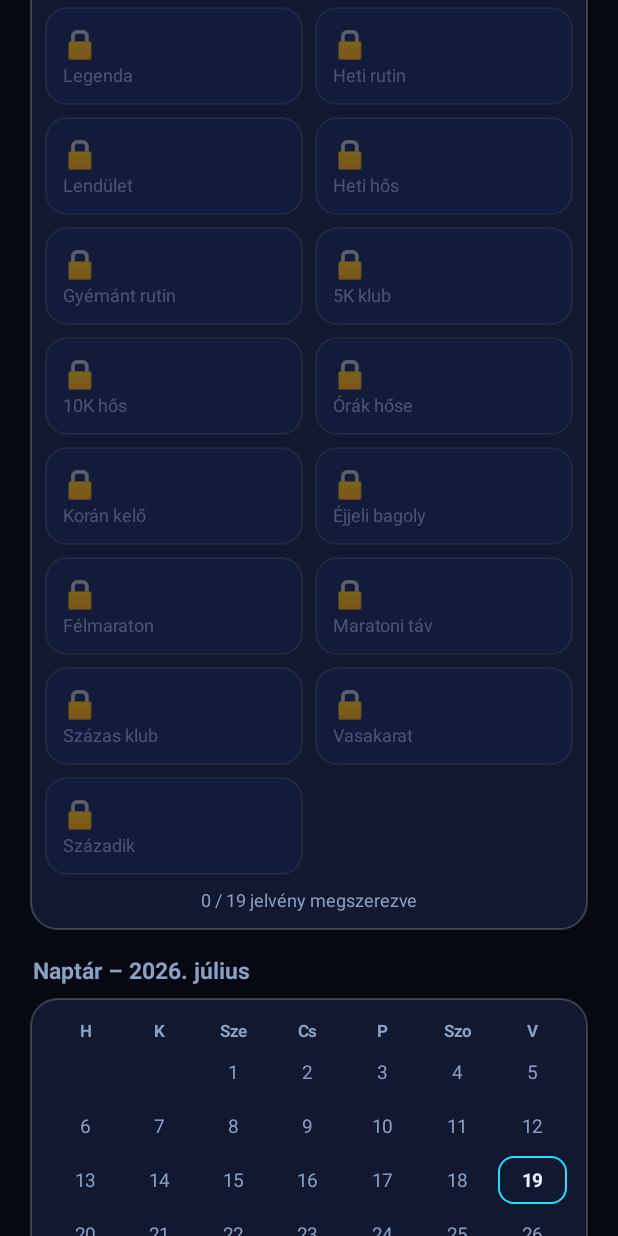
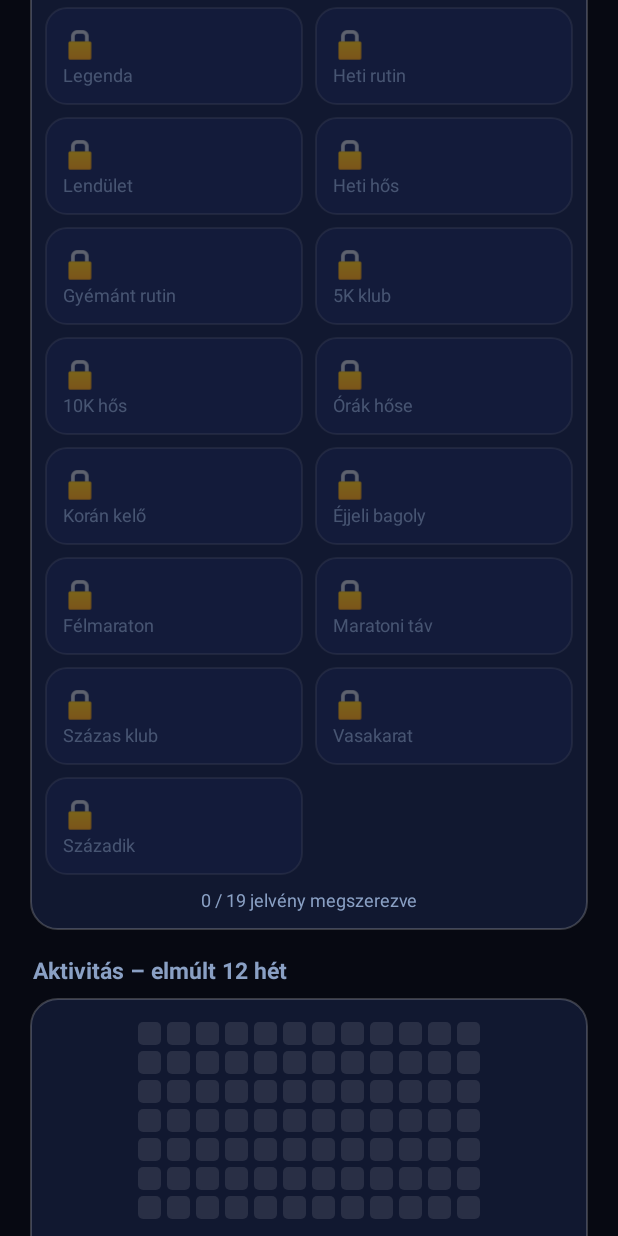
Before and after one commit to David-Getta/edzo_app, an Android app: the StatsActivity screen opened directly, with no data from a screen before it, scrolled down 1730 dp, on a phone screen of 412 x 824 dp. Run offline under Robolectric (Android 15) with nearby library versions, the phone set to English and light mode, and no system bars; pictures from the network do not load.

Commit message:
v6.45: 12 hetes aktivitás-hőtérkép a Statisztikában
Új, GitHub-stílusú hőtérkép a Statisztika képernyőn: 12 hét × 7 nap rács,
a kiemelt négyzetek az edzésnapok – egy pillantással látszik a
rendszeresség és a kihagyott napok.

Co-Authored-By: Claude Opus 4.8 <noreply@anthropic.com>
Claude-Session: https://claude.ai/code/session_01RPiU9MSMmGY9j5BJW4aWhE

```diff
--- a/app/build.gradle
+++ b/app/build.gradle
@@ -15,7 +15,7 @@ android {
         // A CI a VERSION_CODE env-változóból növekvő értéket ad, hogy az
         // automatikus frissítés (Obtainium/Android) minden buildnél működjön.
         versionCode System.getenv('VERSION_CODE') ? System.getenv('VERSION_CODE').toInteger() : 3
-        versionName '6.44'
+        versionName '6.45'
     }
 
     compileOptions {
--- a/app/src/main/java/com/edzo/idozito/StatsActivity.java
+++ b/app/src/main/java/com/edzo/idozito/StatsActivity.java
@@ -99,6 +99,10 @@ public class StatsActivity extends Activity {
 
         col.addView(sectionTitle("Jelvények"));
         col.addView(badgesCard(), lp());
+        col.addView(gap(16));
+
+        col.addView(sectionTitle("Aktivitás – elmúlt 12 hét"));
+        col.addView(heatmapCard(), lp());
         col.addView(gap(16));
 
         SimpleDateFormat mf = new SimpleDateFormat("yyyy. MMMM", new Locale("hu"));
@@ -498,6 +502,57 @@ public class StatsActivity extends Activity {
 
     // ---------------- Naptár (aktuális hónap) ----------------
 
+    // 12 hetes aktivitás-hőtérkép (GitHub-stílusú): oszlop = hét, sor = nap.
+    LinearLayout heatmapCard() {
+        java.util.HashSet<Long> days = new java.util.HashSet<>();
+        Calendar c = Calendar.getInstance();
+        for (int i = 0; i < hist.length(); i++) {
+            JSONObject o = hist.optJSONObject(i);
+            if (o == null) continue;
+            c.setTimeInMillis(o.optLong("ts"));
+            c.set(Calendar.HOUR_OF_DAY, 0); c.set(Calendar.MINUTE, 0);
+            c.set(Calendar.SECOND, 0); c.set(Calendar.MILLISECOND, 0);
+            days.add(c.getTimeInMillis());
+        }
+        Calendar t = Calendar.getInstance();
+        t.set(Calendar.HOUR_OF_DAY, 0); t.set(Calendar.MINUTE, 0);
+        t.set(Calendar.SECOND, 0); t.set(Calendar.MILLISECOND, 0);
+        long today0 = t.getTimeInMillis();
+        Calendar cur = (Calendar) t.clone();
+        cur.setFirstDayOfWeek(Calendar.MONDAY);
+        cur.set(Calendar.DAY_OF_WEEK, Calendar.MONDAY);
+        cur.add(Calendar.WEEK_OF_YEAR, -11);
+
+        LinearLayout cardV = card();
+        cardV.setPadding(dp(12), dp(14), dp(12), dp(12));
+        LinearLayout grid = hbox();
+        grid.setGravity(Gravity.CENTER);
+        for (int w = 0; w < 12; w++) {
+            LinearLayout colW = vbox();
+            for (int d = 0; d < 7; d++) {
+                long ms = cur.getTimeInMillis();
+                View cell = new View(this);
+                GradientDrawable bg = new GradientDrawable();
+                bg.setCornerRadius(dp(3));
+                if (ms > today0) bg.setColor(0x00000000);
+                else if (days.contains(ms)) bg.setColor(MainActivity.ACCENT);
+                else bg.setColor(0x1AFFFFFF);
+                cell.setBackground(bg);
+                LinearLayout.LayoutParams clp = new LinearLayout.LayoutParams(dp(15), dp(15));
+                clp.setMargins(dp(2), dp(2), dp(2), dp(2));
+                colW.addView(cell, clp);
+                cur.add(Calendar.DAY_OF_YEAR, 1);
+            }
+            grid.addView(colW);
+        }
+        cardV.addView(grid);
+        TextView legend = text("Minden négyzet egy nap · a kiemelt négyzetek edzésnapok", 11.5f, MUTED, false);
+        legend.setGravity(Gravity.CENTER);
+        legend.setPadding(0, dp(10), 0, 0);
+        cardV.addView(legend);
+        return cardV;
+    }
+
     LinearLayout calendarCard() {
         Calendar now = Calendar.getInstance();
         int year = now.get(Calendar.YEAR), month = now.get(Calendar.MONTH);
```
Also changed, not shown: 1 other file.
